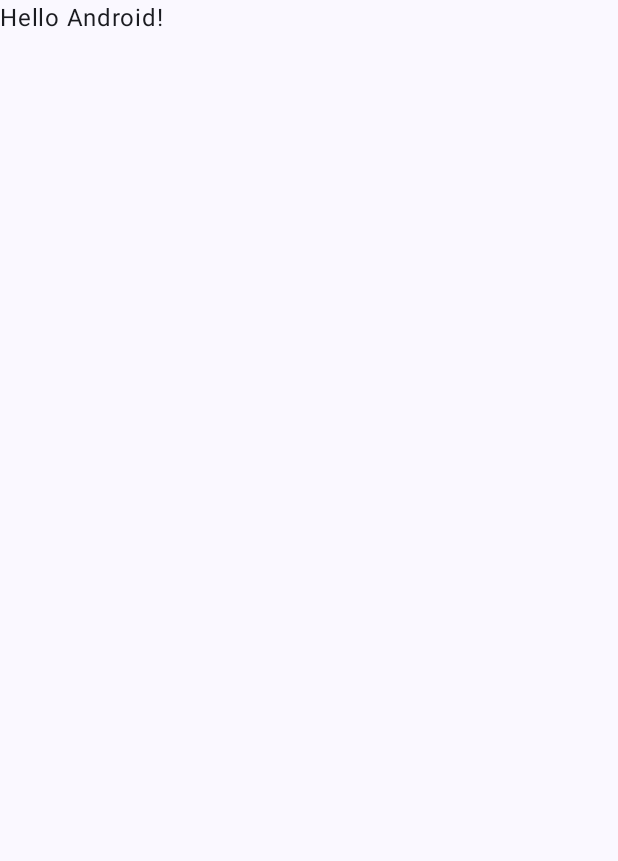
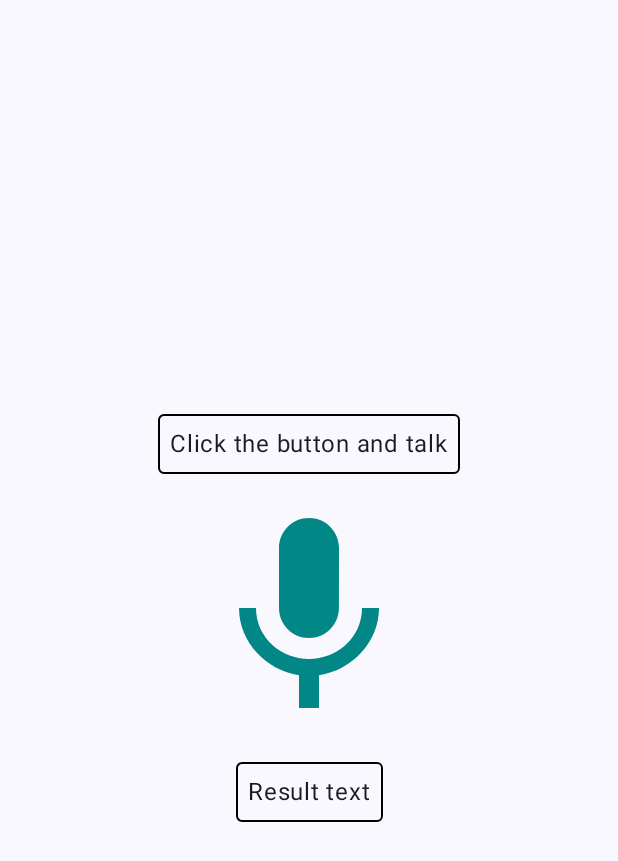
Before and after one commit to farmaker47/Talk_and_execute, an Android app built with Jetpack Compose: the screen it shows after launch (MainActivity), on a phone screen of 412 x 824 dp. Before the commit the part shown is almost empty. Shown: the top 861 px of the screen. Run offline under Robolectric (Android 15) with nearby library versions, the phone set to English and light mode, and no system bars.

Commit message:
Fix the initial screen composable.

```diff
--- a/app/src/main/java/com/example/talkandexecute/MainActivity.kt
+++ b/app/src/main/java/com/example/talkandexecute/MainActivity.kt
@@ -24,7 +24,7 @@ class MainActivity : ComponentActivity() {
                     modifier = Modifier.fillMaxSize(),
                     color = MaterialTheme.colorScheme.background
                 ) {
-                    TalkComposable("Android")
+                    TalkComposable(viewModel)
                 }
             }
         }
--- a/app/src/main/java/com/example/talkandexecute/composables/TalkComposable.kt
+++ b/app/src/main/java/com/example/talkandexecute/composables/TalkComposable.kt
@@ -1,13 +1,73 @@
 package com.example.talkandexecute.composables
 
+import androidx.compose.foundation.BorderStroke
+import androidx.compose.foundation.Image
+import androidx.compose.foundation.border
+import androidx.compose.foundation.clickable
+import androidx.compose.foundation.isSystemInDarkTheme
+import androidx.compose.foundation.layout.Arrangement
+import androidx.compose.foundation.layout.Column
+import androidx.compose.foundation.layout.Spacer
+import androidx.compose.foundation.layout.height
+import androidx.compose.foundation.layout.padding
+import androidx.compose.foundation.layout.size
+import androidx.compose.foundation.shape.CircleShape
+import androidx.compose.foundation.shape.RoundedCornerShape
 import androidx.compose.material3.Text
 import androidx.compose.runtime.Composable
+import androidx.compose.ui.Alignment
 import androidx.compose.ui.Modifier
+import androidx.compose.ui.draw.clip
+import androidx.compose.ui.graphics.Color
+import androidx.compose.ui.graphics.ColorFilter
+import androidx.compose.ui.layout.ContentScale
+import androidx.compose.ui.res.colorResource
+import androidx.compose.ui.res.painterResource
+import androidx.compose.ui.unit.dp
+import com.example.talkandexecute.R
+import com.example.talkandexecute.TalkAndExecuteViewModel
 
 @Composable
-fun TalkComposable(name: String, modifier: Modifier = Modifier) {
-    Text(
-        text = "Hello $name!",
-        modifier = modifier
-    )
+fun TalkComposable(viewModel: TalkAndExecuteViewModel, modifier: Modifier = Modifier) {
+
+    val borderColor =
+        if (isSystemInDarkTheme()) Color.White else Color.Black // Change the border color based on the theme
+
+    Column(
+        modifier
+            .padding(16.dp),
+        verticalArrangement = Arrangement.Center,
+        horizontalAlignment = Alignment.CenterHorizontally
+    ) {
+        Text(
+            text = "Click the button and talk",
+            modifier = modifier
+                .align(Alignment.CenterHorizontally)
+                .border(1.dp, borderColor, shape = RoundedCornerShape(4.dp))
+                .padding(8.dp)
+        )
+
+        Spacer(modifier = modifier.height(16.dp))
+
+        Image(
+            painter = painterResource(id = R.drawable.baseline_mic_36),
+            contentDescription = null,
+            modifier = modifier
+                .size(160.dp)
+                .clip(CircleShape)
+                .clickable { /* Do something */ },
+            contentScale = ContentScale.Fit,
+            colorFilter = ColorFilter.tint(colorResource(id = R.color.teal_700))
+        )
+
+        Spacer(modifier = modifier.height(16.dp))
+
+        Text(
+            text = "Result text",
+            modifier = modifier
+                .align(Alignment.CenterHorizontally)
+                .border(1.dp, borderColor, shape = RoundedCornerShape(4.dp))
+                .padding(8.dp)
+        )
+    }
 }
--- /dev/null
+++ b/app/src/main/res/drawable/baseline_mic_36.xml
@@ -0,0 +1,5 @@
+<vector android:height="36dp" android:tint="#000000"
+    android:viewportHeight="24" android:viewportWidth="24"
+    android:width="36dp" xmlns:android="http://schemas.android.com/apk/res/android">
+    <path android:fillColor="@android:color/white" android:pathData="M12,14c1.66,0 2.99,-1.34 2.99,-3L15,5c0,-1.66 -1.34,-3 -3,-3S9,3.34 9,5v6c0,1.66 1.34,3 3,3zM17.3,11c0,3 -2.54,5.1 -5.3,5.1S6.7,14 6.7,11L5,11c0,3.41 2.72,6.23 6,6.72L11,21h2v-3.28c3.28,-0.48 6,-3.3 6,-6.72h-1.7z"/>
+</vector>
```
